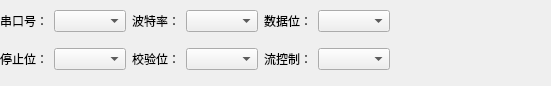
The window that modbusrtuwidget.ui (louisir/ModbusGateway) describes before a commit, drawn with Qt 5.
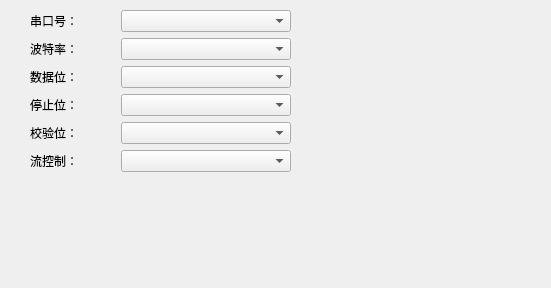
The same window after the commit.

Commit message: 调整界面布局，由纵向布局改成横向布局，为了尽可能在一行显示长帧数据

```diff
--- a/modbusrtuwidget.ui
+++ b/modbusrtuwidget.ui
@@ -7,7 +7,7 @@
     <x>0</x>
     <y>0</y>
     <width>551</width>
-    <height>86</height>
+    <height>288</height>
    </rect>
   </property>
   <property name="sizePolicy">
@@ -22,82 +22,82 @@
   <widget class="QWidget" name="gridLayoutWidget">
    <property name="geometry">
     <rect>
-     <x>0</x>
-     <y>0</y>
-     <width>551</width>
-     <height>81</height>
+     <x>30</x>
+     <y>10</y>
+     <width>261</width>
+     <height>179</height>
     </rect>
    </property>
-   <layout class="QGridLayout" name="gridLayout_3" columnstretch="1,2,1,2,1,2,7" columnminimumwidth="1,2,1,2,1,2,7">
-    <item row="1" column="2">
+   <layout class="QGridLayout" name="gridLayout_3" rowstretch="0,0,0,0,0,0,7" columnstretch="1,2">
+    <item row="4" column="0">
      <widget class="QLabel" name="label_5">
       <property name="text">
        <string>校验位：</string>
       </property>
      </widget>
     </item>
-    <item row="0" column="2">
+    <item row="1" column="1">
+     <widget class="QComboBox" name="comboBox_BaudRate"/>
+    </item>
+    <item row="0" column="1">
+     <widget class="QComboBox" name="comboBox_SerialName"/>
+    </item>
+    <item row="3" column="0">
+     <widget class="QLabel" name="label_4">
+      <property name="text">
+       <string>停止位：</string>
+      </property>
+     </widget>
+    </item>
+    <item row="1" column="0">
      <widget class="QLabel" name="label_2">
       <property name="text">
        <string>波特率：</string>
       </property>
      </widget>
     </item>
-    <item row="0" column="5">
-     <widget class="QComboBox" name="comboBox_DataBits"/>
-    </item>
-    <item row="0" column="0">
-     <widget class="QLabel" name="label">
-      <property name="text">
-       <string>串口号：</string>
-      </property>
-     </widget>
-    </item>
-    <item row="0" column="4">
+    <item row="2" column="0">
      <widget class="QLabel" name="label_3">
       <property name="text">
        <string>数据位：</string>
       </property>
      </widget>
     </item>
-    <item row="0" column="1">
-     <widget class="QComboBox" name="comboBox_SerialName"/>
-    </item>
-    <item row="0" column="3">
-     <widget class="QComboBox" name="comboBox_BaudRate"/>
-    </item>
-    <item row="1" column="1">
-     <widget class="QComboBox" name="comboBox_StopBits"/>
-    </item>
-    <item row="1" column="3">
+    <item row="4" column="1">
      <widget class="QComboBox" name="comboBox_Parity"/>
     </item>
-    <item row="1" column="0">
-     <widget class="QLabel" name="label_4">
-      <property name="text">
-       <string>停止位：</string>
-      </property>
-     </widget>
-    </item>
-    <item row="1" column="5">
+    <item row="5" column="1">
      <widget class="QComboBox" name="comboBox_FlowCtrl"/>
     </item>
-    <item row="1" column="4">
+    <item row="5" column="0">
      <widget class="QLabel" name="label_6">
       <property name="text">
        <string>流控制：</string>
       </property>
      </widget>
     </item>
-    <item row="0" column="6" rowspan="2">
-     <spacer name="horizontalSpacer">
+    <item row="3" column="1">
+     <widget class="QComboBox" name="comboBox_StopBits"/>
+    </item>
+    <item row="2" column="1">
+     <widget class="QComboBox" name="comboBox_DataBits"/>
+    </item>
+    <item row="0" column="0">
+     <widget class="QLabel" name="label">
+      <property name="text">
+       <string>串口号：</string>
+      </property>
+     </widget>
+    </item>
+    <item row="6" column="0" colspan="2">
+     <spacer name="verticalSpacer">
       <property name="orientation">
-       <enum>Qt::Horizontal</enum>
+       <enum>Qt::Vertical</enum>
       </property>
       <property name="sizeHint" stdset="0">
        <size>
-        <width>40</width>
-        <height>20</height>
+        <width>20</width>
+        <height>40</height>
        </size>
       </property>
      </spacer>
```
The commit also changes 7 other files.
